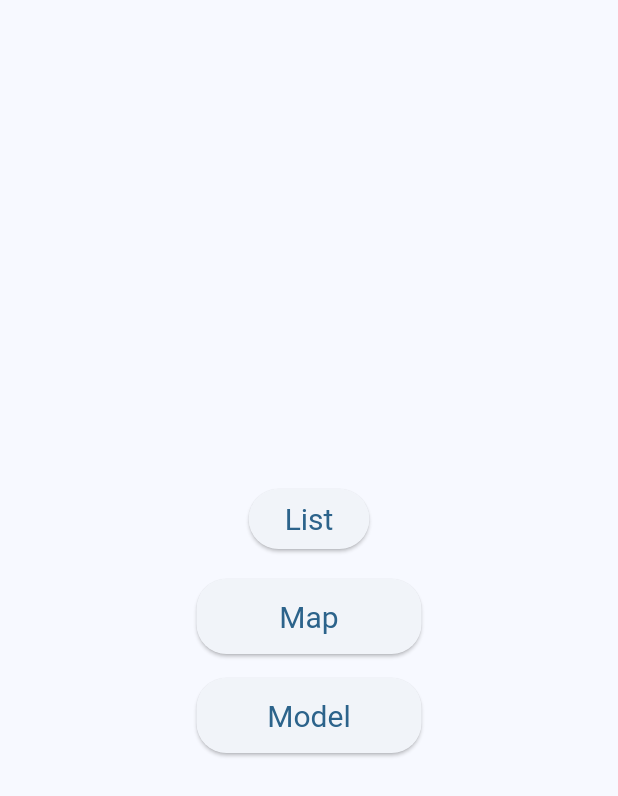
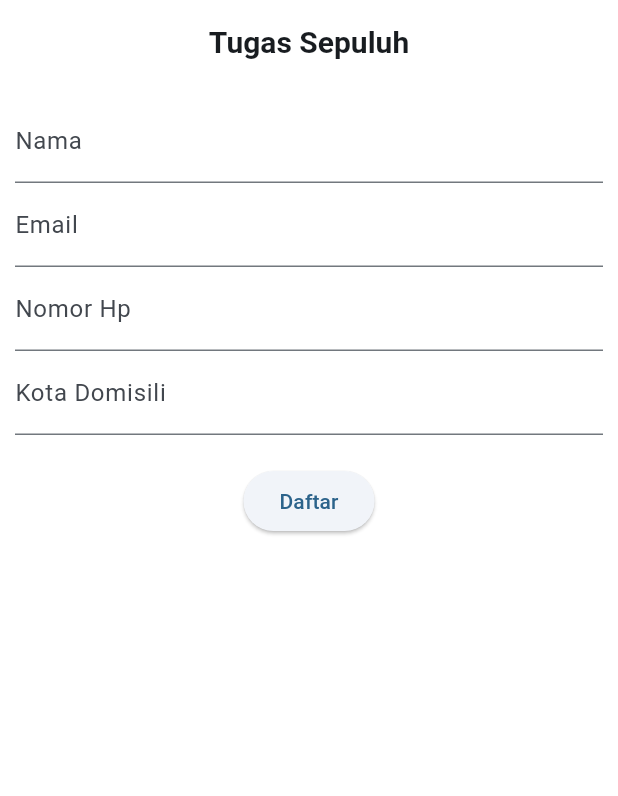
Before and after one commit to dindahanifa/belajarflutter, a Flutter app: the screen it shows after launch, on a phone screen of 412 x 824 dp. Shown: the top 796 px of the screen. Run offline on Flutter 3.47's test engine with Material 3 defaults, Android fonts, the light colour scheme and no system bars.

Commit message:
tugas_sepuluh_flutter

```diff
--- a/lib/main.dart
+++ b/lib/main.dart
@@ -5,6 +5,7 @@ import 'package:flutter_application/tugas_delapan_flutter/tugas_delapan.dart';
 import 'package:flutter_application/tugas_sembilan_flutter/home_sembilan.dart';
 import 'package:flutter_application/tugas_sembilan_flutter/flutter_sembilan_a.dart';
 import 'package:flutter_application/tugas_sembilan_flutter/flutter_sembilan_b.dart';
+import 'package:flutter_application/tugas_sepuluh_flutter/sepuluh_flutter_a.dart';
 import 'package:flutter_application/tugas_tujuh/flutter_tujuh_a.dart';
 import 'package:flutter_application/tugas_tujuh/flutter_tujuh_b.dart';
 // import 'package:flutter_application/flutter_tiga.dart';
@@ -35,7 +36,7 @@ class MyApp extends StatelessWidget {
     return MaterialApp(
       initialRoute: "/",
       routes: {
-        "/": (context) => HomeSembilan(),
+        "/": (context) => SepuluhFlutterA(),
         // "/flutter_tujuh_a": (context) => FlutterTujuhA(),
         // "/flutter_tujuh_b" : (context) => FlutterTujuhB(),
       },
--- a/lib/tugas_sembilan_flutter/home_sembilan.dart
+++ b/lib/tugas_sembilan_flutter/home_sembilan.dart
@@ -21,7 +21,7 @@ class HomeSembilan extends StatelessWidget {
                   Navigator.push(context, MaterialPageRoute(builder: (context) => FlutterSembilan()),
                   );
                 },
-                style: ElevatedButton.styleFrom(minimumSize: Size(150, 5tu0),
+                style: ElevatedButton.styleFrom(minimumSize: Size(150, 50),
                 textStyle: TextStyle(fontSize: 20),
                 shape: RoundedRectangleBorder(borderRadius: BorderRadius.circular(20))
                 ),
--- /dev/null
+++ b/lib/tugas_sepuluh_flutter/sepuluh_flutter_a.dart
@@ -0,0 +1,117 @@
+import 'package:flutter/material.dart';
+import 'package:flutter_application/tugas_sepuluh_flutter/sepuluh_flutter_b.dart';
+
+class SepuluhFlutterA extends StatefulWidget {
+  const SepuluhFlutterA({super.key});
+
+  @override
+  State<SepuluhFlutterA> createState() => _SepuluhFlutterAState();
+}
+
+class _SepuluhFlutterAState extends State<SepuluhFlutterA> {
+  final TextEditingController _namaController = TextEditingController();
+  final TextEditingController _emailController = TextEditingController();
+  final TextEditingController _nomorHpController = TextEditingController();
+  final TextEditingController _kotaDomisiliController = TextEditingController();
+  final _formKey = GlobalKey<FormState>();
+
+  @override
+  Widget build(BuildContext context) {
+    return Scaffold(
+      appBar: AppBar(centerTitle: true,
+        title: Text('Tugas Sepuluh', style: TextStyle(fontSize: 20, fontWeight: FontWeight.bold),), backgroundColor: Colors.white,),
+      backgroundColor: Colors.white,
+      body: Padding(
+        padding: const EdgeInsets.symmetric(horizontal: 10, vertical: 10),
+        child: Form(
+          key: _formKey,
+          child: Column(
+            children: [
+              TextFormField(
+                controller: _namaController,
+                decoration: InputDecoration(labelText: "Nama"),
+                validator: (value) {
+                  if (value == null || value.isEmpty) {
+                    return "Nama tidak boleh kosonh";
+                  }
+                  return null;
+                },
+              ),
+              TextFormField(
+                controller: _emailController,
+                decoration: InputDecoration(labelText: "Email"),
+                validator: (value) {
+                  if (value == null || value.isEmpty) {
+                    return "Email tidak boleh kosong";
+                  } else if (!value.contains("@")) {
+                    return "Email tidak valid";
+                  }
+                  return null;
+                },
+              ),
+              TextFormField(
+                controller: _nomorHpController,
+                decoration: InputDecoration(labelText: "Nomor Hp"),
+              ),
+              TextFormField(
+                controller: _kotaDomisiliController,
+                decoration: InputDecoration(labelText: "Kota Domisili"),
+                validator: (value) {
+                  if (value == null || value.isEmpty) {
+                    return "Kota Domisili wajib di isi";
+                  }
+                  return null;
+                },
+              ),
+              SizedBox(height: 20),
+              ElevatedButton(
+                onPressed: () {
+                  if (_formKey.currentState!.validate()) {
+                    _showDialog();
+                  }
+                },
+                child: Text('Daftar'),
+              ),
+            ],
+          ),
+        ),
+      ),
+    );
+  }
+
+  void _showDialog() {
+    showDialog(
+      context: context,
+      builder: (context) {
+        return AlertDialog(
+          title: Text("Pendaftaran berhasil"),
+          content: Text('Email kamu: ${_emailController.text}'),
+          actions: [
+            TextButton(
+              onPressed: () {
+                Navigator.pop(context);
+              },
+              child: Text('Tutup'),
+            ),
+            TextButton(
+              onPressed: () {
+                Navigator.push(
+                  context,
+                  MaterialPageRoute(
+                    builder: (context) => SepuluhFlutterB(
+                      nama: _namaController.text,
+                      email: _emailController.text,
+                      nomorHp: _nomorHpController.text,
+                      kotaDomisili: _kotaDomisiliController.text,
+                    ),
+                  ),
+                );
+              },
+              child: Text('Lanjut'),
+            ),
+          ],
+        );
+      },
+    );
+  }
+}
--- /dev/null
+++ b/lib/tugas_sepuluh_flutter/sepuluh_flutter_b.dart
@@ -0,0 +1,25 @@
+import 'package:flutter/material.dart';
+import 'package:flutter_application/tugas_sepuluh_flutter/sepuluh_flutter_a.dart';
+
+class SepuluhFlutterB extends StatelessWidget {
+  const SepuluhFlutterB({super.key, required this.nama, required this.email, required this.nomorHp, required this.kotaDomisili});
+  final String nama;
+  final String email;
+  final String nomorHp;
+  final String kotaDomisili;
+
+  @override
+  Widget build(BuildContext context) {
+    return Scaffold(
+      appBar: AppBar(title: Text('Terimakasih'), backgroundColor: Colors.white,),
+      backgroundColor: Colors.white,
+      body: Column(
+        mainAxisAlignment: MainAxisAlignment.center,
+        crossAxisAlignment: CrossAxisAlignment.center,
+        children: [
+          Padding(padding: EdgeInsets.all(16), child: Text("Terimakasih sudah mengisi form $nama, $email, $nomorHp, $kotaDomisili", style: TextStyle(fontSize: 20, fontWeight: FontWeight.w100),textAlign: TextAlign.center,),),
+        ],
+      ),
+   );
+  }
+}
```
